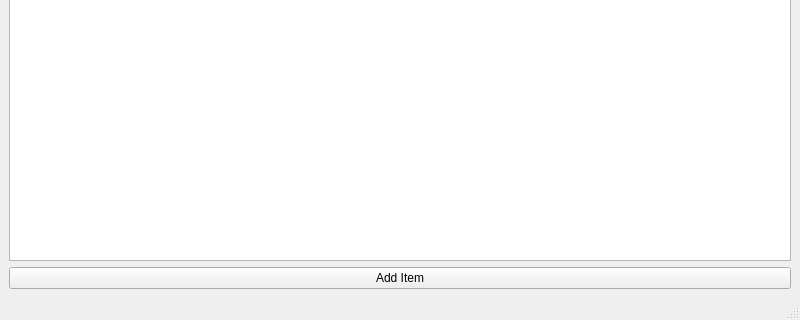
Qt form src/gui/MainWindow.ui (MiBeloz/ModelDepartmentTables) before a commit; both pictures show x 0 to 800 and y 280 to 600 of the 800 by 600 pixel window.
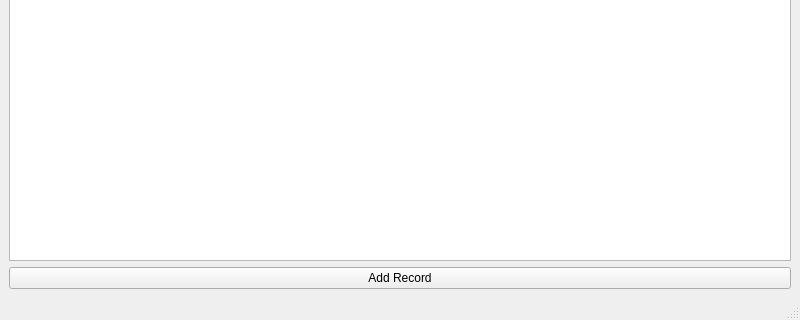
The same form after that commit.

Commit message: some fix FilteringComboBox and NewRecordDialog::init

The edit to the form file:
```diff
--- a/src/gui/MainWindow.ui
+++ b/src/gui/MainWindow.ui
@@ -21,7 +21,7 @@
     <item row="1" column="0">
      <widget class="QPushButton" name="PB_addItem">
       <property name="text">
-       <string>Add Item</string>
+       <string>Add Record</string>
       </property>
      </widget>
     </item>
```
Left out of the diff: 2 changed lines with no effect on the pictures. The commit also changes 7 other files.
